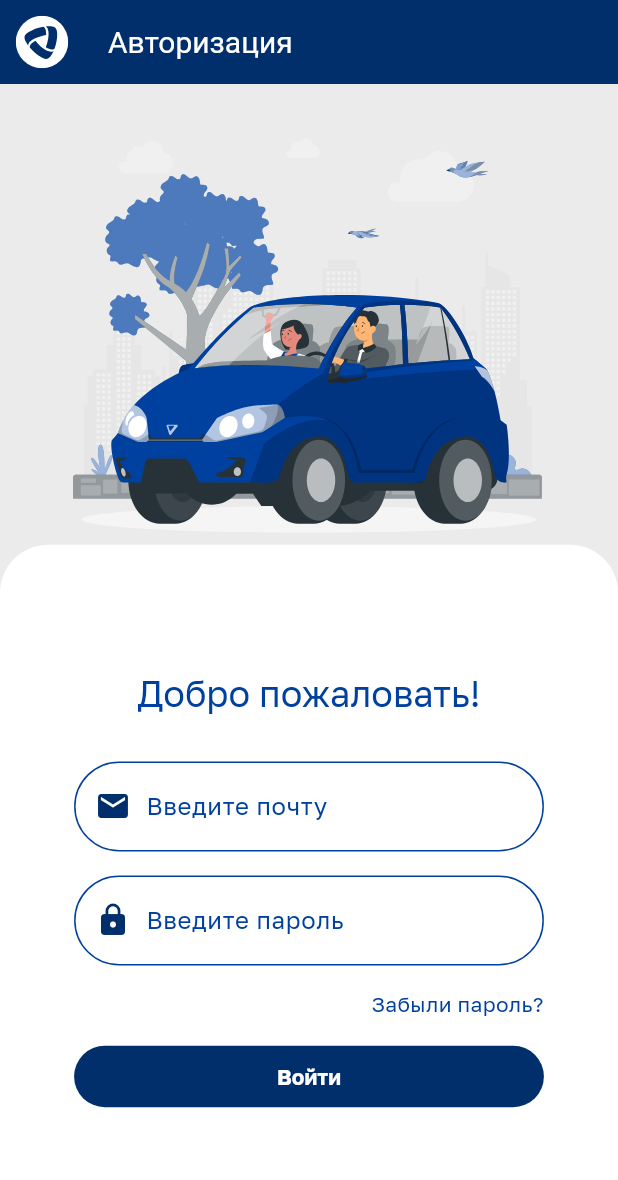
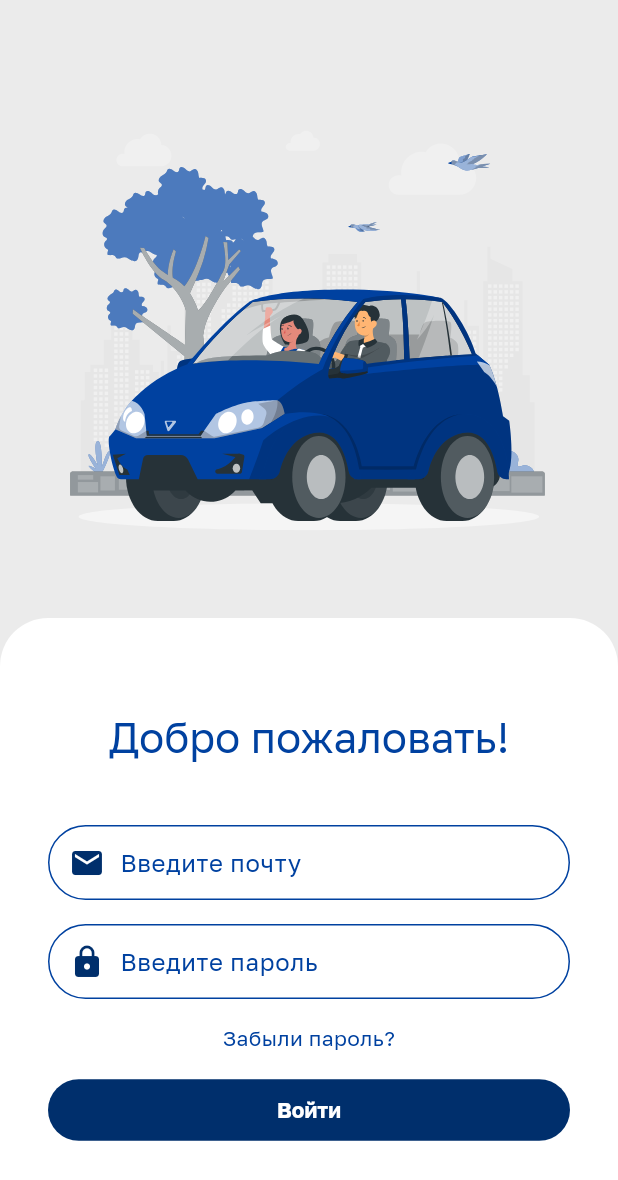
Before and after one commit to StasShevchenko/ParkingCalendar, a Flutter app: the screen it shows after launch, on a phone screen of 412 x 824 dp. Shown: the top 1180 px of the screen. Run offline on Flutter 3.47's test engine with Material 2 defaults, Android fonts, the phone set to English and light mode, and no system bars; our stand-ins replace flutter_svg.

Commit message:
Mobile breakpoint value was changed to provide better UI. TextFields and button max width also was changed

```diff
--- a/lib/assets/themes/theme.dart
+++ b/lib/assets/themes/theme.dart
@@ -25,7 +25,7 @@ ThemeData appTheme() => ThemeData(
     elevatedButtonTheme: ElevatedButtonThemeData(style: elevatedButtonStyle()));
 
 InputDecorationTheme appInputDecorationTheme() => InputDecorationTheme(
-    contentPadding: EdgeInsets.all(20),
+    contentPadding: const EdgeInsets.symmetric(vertical: 15, horizontal: 20),
     enabledBorder: OutlineInputBorder(
         borderSide: BorderSide(color: AppColors.secondaryBlue),
         borderRadius: BorderRadius.circular(32)),
@@ -34,10 +34,10 @@ InputDecorationTheme appInputDecorationTheme() => InputDecorationTheme(
         borderSide: BorderSide(color: AppColors.primaryWhite)),
     errorBorder: OutlineInputBorder(
         borderRadius: BorderRadius.circular(32),
-        borderSide: BorderSide(color: Colors.red)),
+        borderSide: const BorderSide(color: Colors.red)),
     focusedErrorBorder: OutlineInputBorder(
         borderRadius: BorderRadius.circular(32),
-        borderSide: BorderSide(color: Colors.red)),
+        borderSide: const BorderSide(color: Colors.red)),
     focusedBorder: OutlineInputBorder(
         borderSide: BorderSide(color: AppColors.secondaryBlue),
         borderRadius: BorderRadius.circular(32)),
@@ -51,7 +51,7 @@ TextTheme appTextTheme() => TextTheme(
       fontSize: 16,
     ),
     bodyMedium: TextStyle(color: AppColors.secondaryBlue),
-    titleLarge: TextStyle(color: AppColors.secondaryBlue, fontSize: 24));
+    titleLarge: TextStyle(color: AppColors.secondaryBlue, fontSize: 28));
 
 ButtonStyle elevatedButtonStyle() => ElevatedButton.styleFrom(
     backgroundColor: AppColors.primaryBlue,
--- a/lib/presentation/pages/login_page/login_page.dart
+++ b/lib/presentation/pages/login_page/login_page.dart
@@ -1,6 +1,5 @@
 import 'package:flutter/material.dart';
 import 'package:flutter_svg/svg.dart';
-import 'package:parking_project/assets/res/insets.dart';
 import 'package:parking_project/utils/device_info.dart';
 
 import '../../../assets/colors/app_colors.dart';
@@ -10,50 +9,36 @@ class LoginPage extends StatelessWidget {
 
   @override
   Widget build(BuildContext context) {
-    final Widget companyIcon = SvgPicture.asset(
-      'assets/icons/company_icon.svg',
-      width: 35,
-      height: 35,
-    );
-
     final Widget carImage = SvgPicture.asset(
       'assets/images/car_image.svg',
       height: 560,
       width: 560,
     );
 
-
-    var pageSectionFlex = switch(DeviceScreen.get(context)){
+    final pageSectionFlex = switch (DeviceScreen.get(context)) {
       FormFactorType.Mobile => 2,
       FormFactorType.Tablet => 2,
       FormFactorType.Desktop => 3,
     };
 
-    var loginSectionFlex = switch(DeviceScreen.get(context)){
-      FormFactorType.Mobile => 3,
-      FormFactorType.Tablet => 2,
-      FormFactorType.Desktop => 2,
-    };
-
     return Scaffold(
       backgroundColor: AppColors.background,
-      appBar: AppBar(
-        leading: Center(child: companyIcon),
-        title: const Text('Авторизация'),
-      ),
       body: Flex(
-        direction: DeviceScreen.get(context) == FormFactorType.Mobile ? Axis
-            .vertical : Axis.horizontal,
+        direction: DeviceScreen.get(context) == FormFactorType.Mobile
+            ? Axis.vertical
+            : Axis.horizontal,
         children: [
           Expanded(
             flex: pageSectionFlex,
-            child: Center(child: Padding(
+            child: Center(
+              child: Padding(
                 padding: const EdgeInsets.all(8.0),
                 child: carImage,
-            )),
+              ),
+            ),
           ),
           Expanded(
-            flex: loginSectionFlex,
+            flex: 2,
             child: Container(
               height: double.maxFinite,
               width: double.maxFinite,
@@ -65,8 +50,7 @@ class LoginPage extends StatelessWidget {
                         topLeft: Radius.circular(32),
                         topRight: Radius.circular(32),
                       )
-                    :
-                const BorderRadius.only(
+                    : const BorderRadius.only(
                         topLeft: Radius.circular(32),
                         bottomLeft: Radius.circular(32),
                       ),
@@ -75,21 +59,19 @@ class LoginPage extends StatelessWidget {
                 child: Padding(
                   padding: const EdgeInsets.all(32.0),
                   child: Column(
-                    crossAxisAlignment: CrossAxisAlignment.center,
                     children: [
                       Text(
                         'Добро пожаловать!',
-                        style: Theme
-                            .of(context)
-                            .textTheme
-                            .titleLarge,
+                        style: Theme.of(context).textTheme.titleLarge,
                         textAlign: TextAlign.center,
                       ),
                       const SizedBox(
-                        height: 30,
+                        height: 40,
                       ),
-                      FractionallySizedBox(
-                        widthFactor: 0.9,
+                      ConstrainedBox(
+                        constraints: const BoxConstraints(
+                          maxWidth: 350
+                        ),
                         child: TextField(
                           textInputAction: TextInputAction.next,
                           onTapOutside: (_) => FocusScope.of(context).unfocus(),
@@ -107,8 +89,10 @@ class LoginPage extends StatelessWidget {
                       const SizedBox(
                         height: 16,
                       ),
-                      FractionallySizedBox(
-                        widthFactor: 0.9,
+                      ConstrainedBox(
+                        constraints: const BoxConstraints(
+                          maxWidth: 350
+                        ),
                         child: TextField(
                           textInputAction: TextInputAction.done,
                           onTapOutside: (_) => FocusScope.of(context).unfocus(),
@@ -127,18 +111,28 @@ class LoginPage extends StatelessWidget {
                       const SizedBox(
                         height: 16,
                       ),
-                      const FractionallySizedBox(
-                        widthFactor: 0.9,
-                        child: Text('Забыли пароль?', textAlign: TextAlign.right,),
+                      ConstrainedBox(
+                        constraints: const BoxConstraints(
+                          maxWidth: 350
+                        ),
+                        child: const Text(
+                          'Забыли пароль?',
+                          textAlign: TextAlign.right,
+                        ),
                       ),
                       const SizedBox(
                         height: 16,
                       ),
-                      FractionallySizedBox(
-                        widthFactor: 0.9,
+                      ConstrainedBox(
+                        constraints: const BoxConstraints(
+                          maxWidth: 350
+                        ),
+                        child: SizedBox(
+                          width: double.maxFinite,
                           child: ElevatedButton(
                             onPressed: () {},
                             child: const Text('Войти'),
+                          ),
                         ),
                       ),
                     ],
--- a/lib/utils/device_info.dart
+++ b/lib/utils/device_info.dart
@@ -15,8 +15,8 @@ class DeviceOS {
 
 class DeviceScreen {
   static FormFactorType get(BuildContext context) {
-    double shortestSide = MediaQuery.of(context).size.width;
-    if (shortestSide <= 600) return FormFactorType.Mobile;
+    final shortestSide = MediaQuery.of(context).size.width;
+    if (shortestSide <= 640) return FormFactorType.Mobile;
     if (shortestSide <= 1200) return FormFactorType.Tablet;
     return FormFactorType.Desktop;
   }
```
Lines whose indentation alone changed are shown as unchanged.
